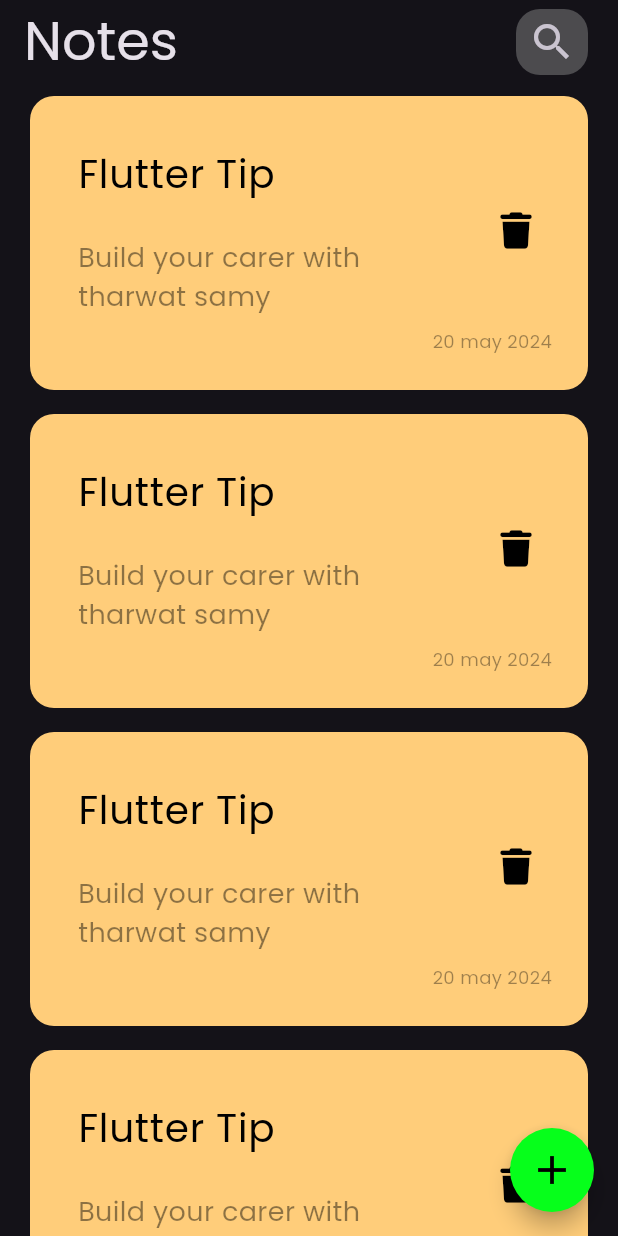
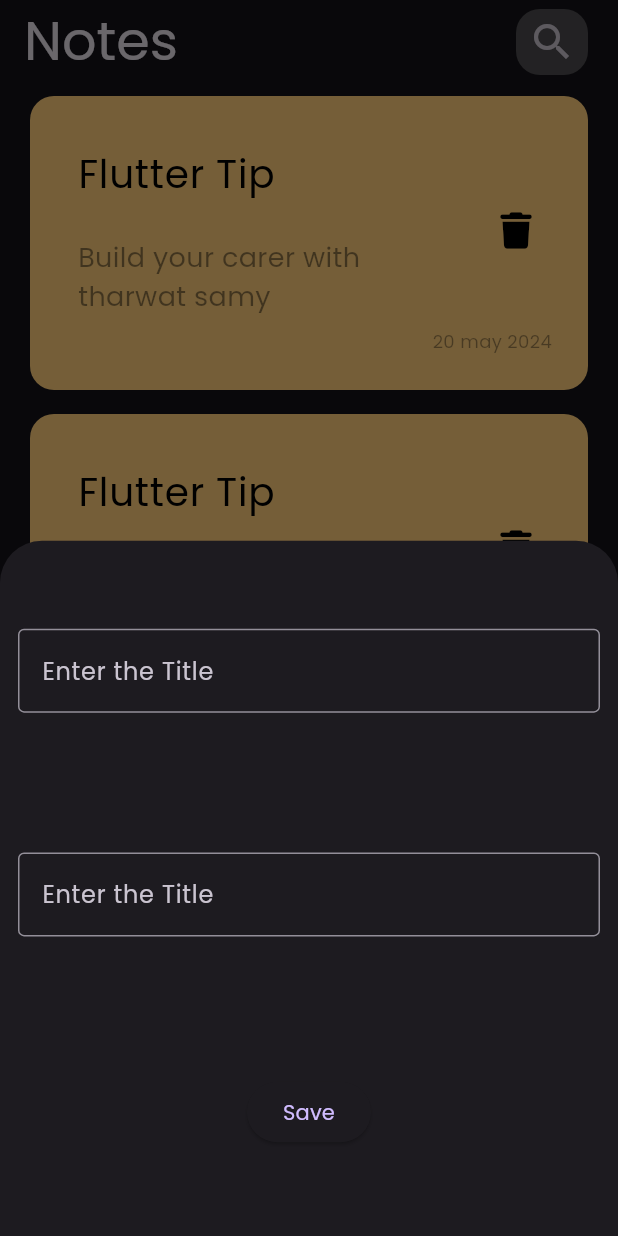
Before and after one commit to Evil-Knight1/notes_app, a Flutter app: the screen it shows after launch, after a tap on the "add" icon, on a phone screen of 412 x 824 dp. Run offline on Flutter 3.47's test engine with Material 3 defaults, Android fonts, the phone set to English and light mode, and no system bars; our stand-ins replace font_awesome_flutter.

Commit message:
modal bottom sheet and add note

```diff
--- a/lib/pages/notes_page.dart
+++ b/lib/pages/notes_page.dart
@@ -1,4 +1,5 @@
 import 'package:flutter/material.dart';
+import 'package:notes_app/widgets/add_note.dart';
 import 'package:notes_app/widgets/custom_icon_button.dart';
 import 'package:notes_app/widgets/custom_note_item.dart';
 
@@ -27,8 +28,14 @@ class NotesPage extends StatelessWidget {
           ],
         ),
         floatingActionButton: FloatingActionButton(
-          onPressed: () {},
-          backgroundColor: const Color(0xFF06FF1B),
+          onPressed: () {
+            showModalBottomSheet<void>(
+                context: context,
+                builder: (context) {
+                  return const AddNote();
+                });
+          },
+          backgroundColor: const Color(0xFF2CD7EE),
           shape: const CircleBorder(),
           child: const Icon(
             Icons.add,
--- /dev/null
+++ b/lib/widgets/add_note.dart
@@ -0,0 +1,31 @@
+import 'package:flutter/material.dart';
+
+class AddNote extends StatelessWidget {
+  const AddNote({
+    super.key,
+  });
+
+  @override
+  Widget build(BuildContext context) {
+    return Padding(
+      padding: const EdgeInsets.all(12),
+      child: Column(
+        mainAxisAlignment: MainAxisAlignment.spaceAround,
+        children: [
+          const TextField(
+            decoration: InputDecoration(
+                hintText: 'Enter the Title', border: OutlineInputBorder()),
+          ),
+          const TextField(
+            decoration: InputDecoration(
+                hintText: 'Enter the Title', border: OutlineInputBorder()),
+          ),
+          ElevatedButton(
+              onPressed: () {},
+              style: ElevatedButton.styleFrom(),
+              child: const Text('Save')),
+        ],
+      ),
+    );
+  }
+}
```
